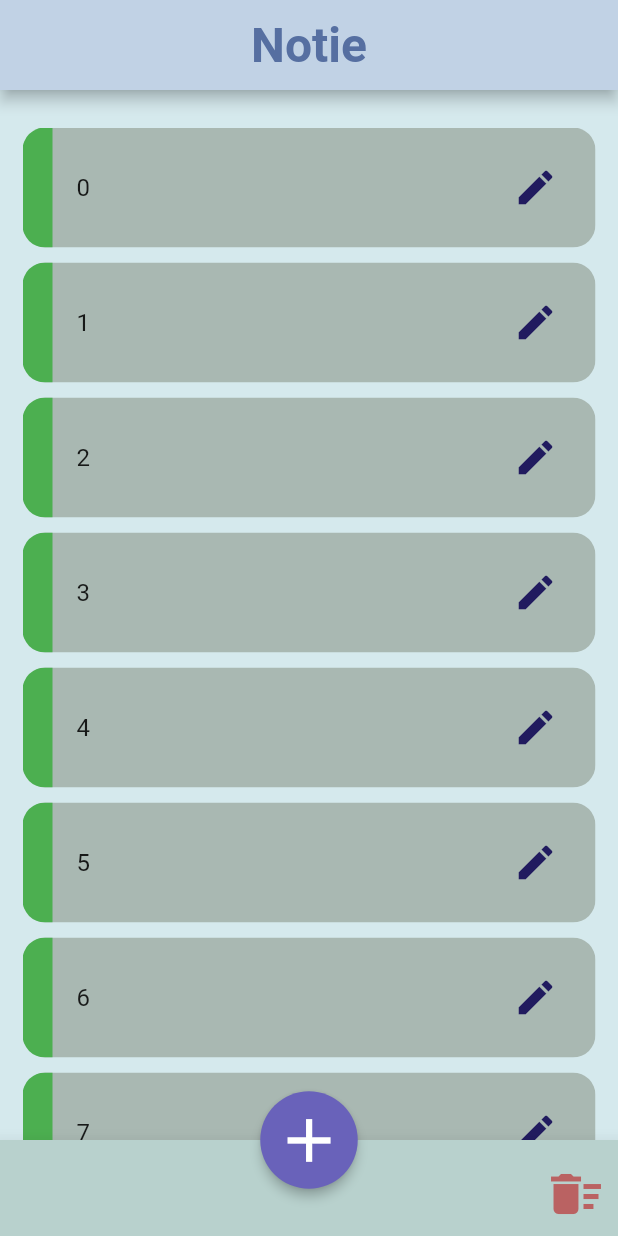
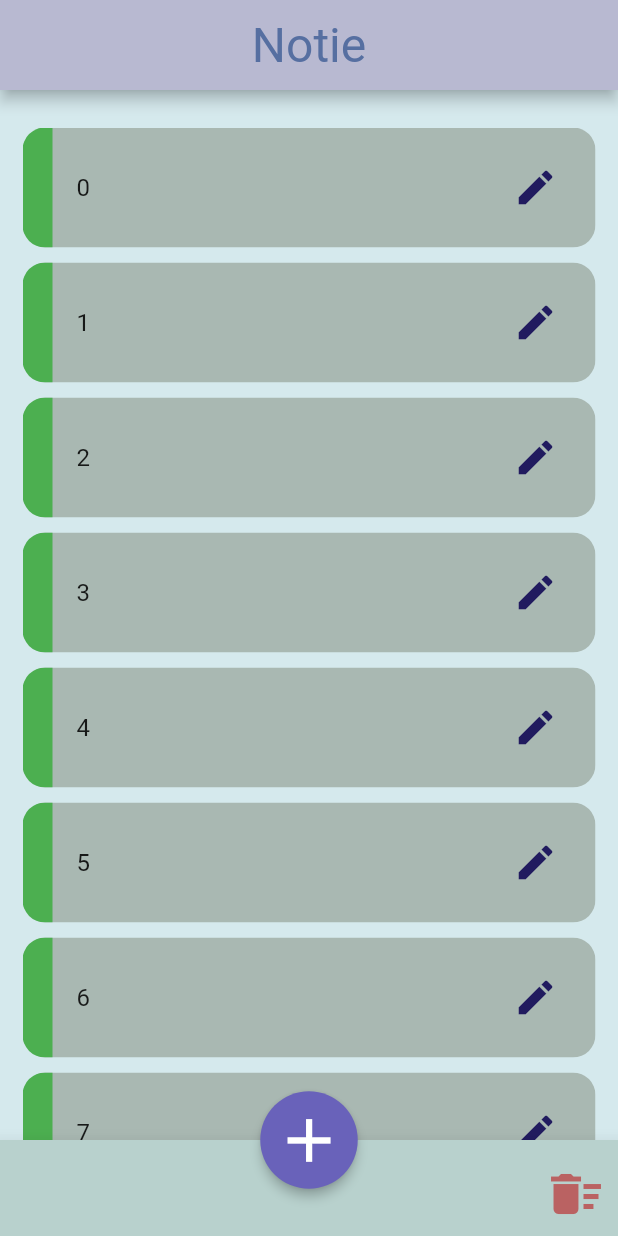
Before and after one commit to Ankan1998/Notebook_flutter, a Flutter app: the screen it shows after launch, on a phone screen of 412 x 824 dp. Run offline on Flutter 3.47's test engine with Material 2 defaults, Android fonts, the phone set to English and light mode, and no system bars; our stand-ins replace google_fonts, hive, sqflite; accounts and stored records are empty.

Commit message:
themes updated

```diff
--- a/flutternote/lib/themes.dart
+++ b/flutternote/lib/themes.dart
@@ -3,14 +3,14 @@ import 'package:google_fonts/google_fonts.dart';
 
 class MyTheme {
   MyTheme._();
-  static Color kPrimaryColor = Color(0xffC1D2E5);
+  static Color kPrimaryColor = Color(0xffB8B9D1);
   static Color backgroundColor = Color(0xffD5E9ED);
 
 
   static final TextStyle kAppTitle = TextStyle(
     color: Color(0xff566FA1),
     fontSize: 32,
-    fontWeight: FontWeight.w600,
+    fontWeight: FontWeight.w400,
     fontFamily: GoogleFonts.oxygenMono().fontFamily
   );
 
```
